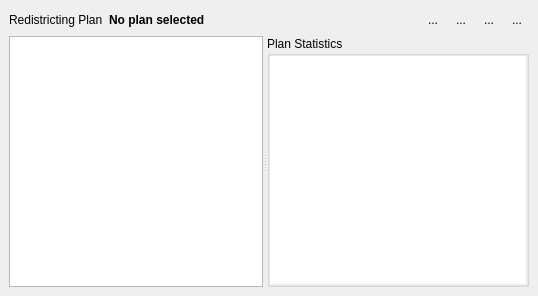
This is ui/DistrictDataTable.ui in couteau/qgis_redistricting as Qt 5 draws it before an edit. The edited form follows.
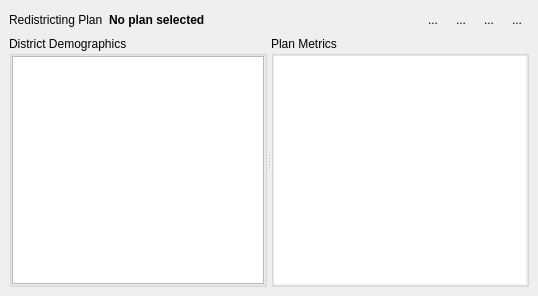
This is the edited form. Custom widgets are drawn as their Qt base class.

The edit to the form file:
```diff
--- a/ui/DistrictDataTable.ui
+++ b/ui/DistrictDataTable.ui
@@ -142,6 +142,24 @@
       <property name="orientation">
        <enum>Qt::Horizontal</enum>
       </property>
+      <widget class="QGroupBox" name="gbxDistrictDemographics">
+       <property name="title">
+        <string>District Demographics</string>
+       </property>
+       <layout class="QGridLayout" name="gloDistrictDemographics">
+        <property name="leftMargin">
+         <number>0</number>
+        </property>
+        <property name="topMargin">
+         <number>0</number>
+        </property>
+        <property name="rightMargin">
+         <number>0</number>
+        </property>
+        <property name="bottomMargin">
+         <number>0</number>
+        </property>
+        <item row="0" column="0">
       <widget class="RdsTableView" name="tblDataTable">
        <property name="sizePolicy">
         <sizepolicy hsizetype="Expanding" vsizetype="Expanding">
@@ -156,7 +174,10 @@
         </size>
        </property>
       </widget>
-      <widget class="QGroupBox" name="gbxPlanStats">
+        </item>
+       </layout>
+      </widget>
+      <widget class="QGroupBox" name="gbxPlanMetrics">
        <property name="sizePolicy">
         <sizepolicy hsizetype="Expanding" vsizetype="Preferred">
          <horstretch>0</horstretch>
@@ -164,12 +185,9 @@
         </sizepolicy>
        </property>
        <property name="title">
-        <string>Plan Statistics</string>
+        <string>Plan Metrics</string>
        </property>
-       <property name="flat">
-        <bool>false</bool>
-       </property>
-       <layout class="QGridLayout" name="gloStatistics">
+       <layout class="QGridLayout" name="gloMetrics">
         <property name="leftMargin">
          <number>0</number>
         </property>
@@ -183,7 +201,7 @@
          <number>0</number>
         </property>
         <item row="5" column="0">
-         <widget class="QTableView" name="tblPlanStats">
+         <widget class="QTableView" name="tblPlanMetrics">
           <property name="styleSheet">
            <string notr="true">QHeaderView {
      border: none;
```
Left out of the diff: 21 changed lines with no effect on the pictures. Lines whose indentation alone changed are shown as unchanged.
